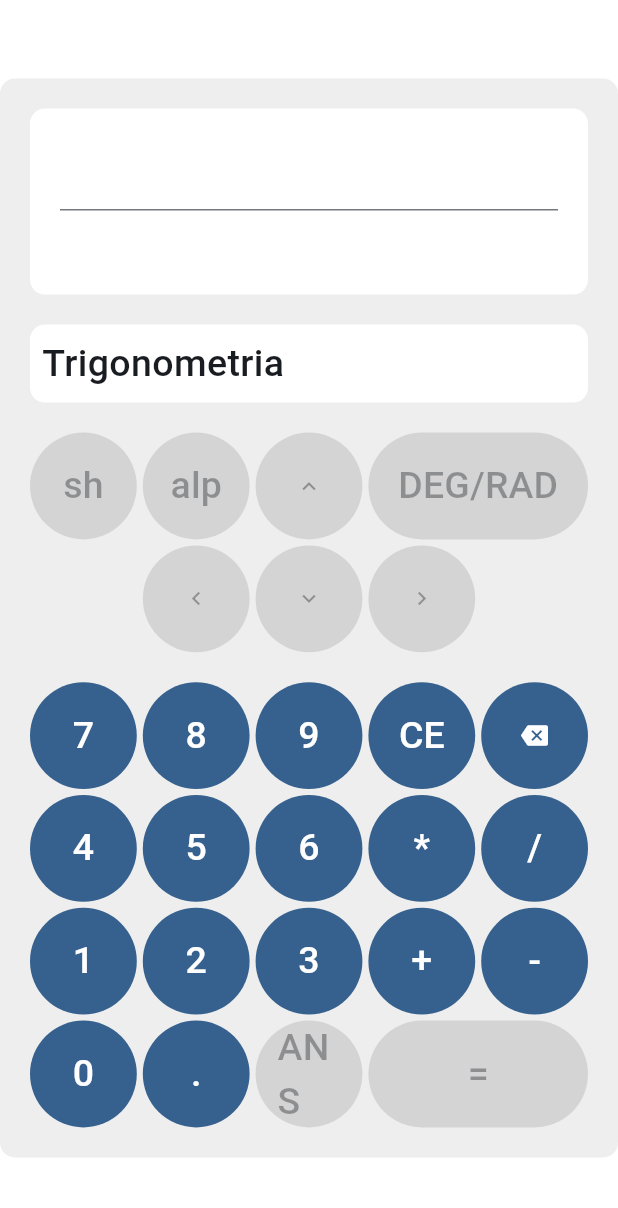
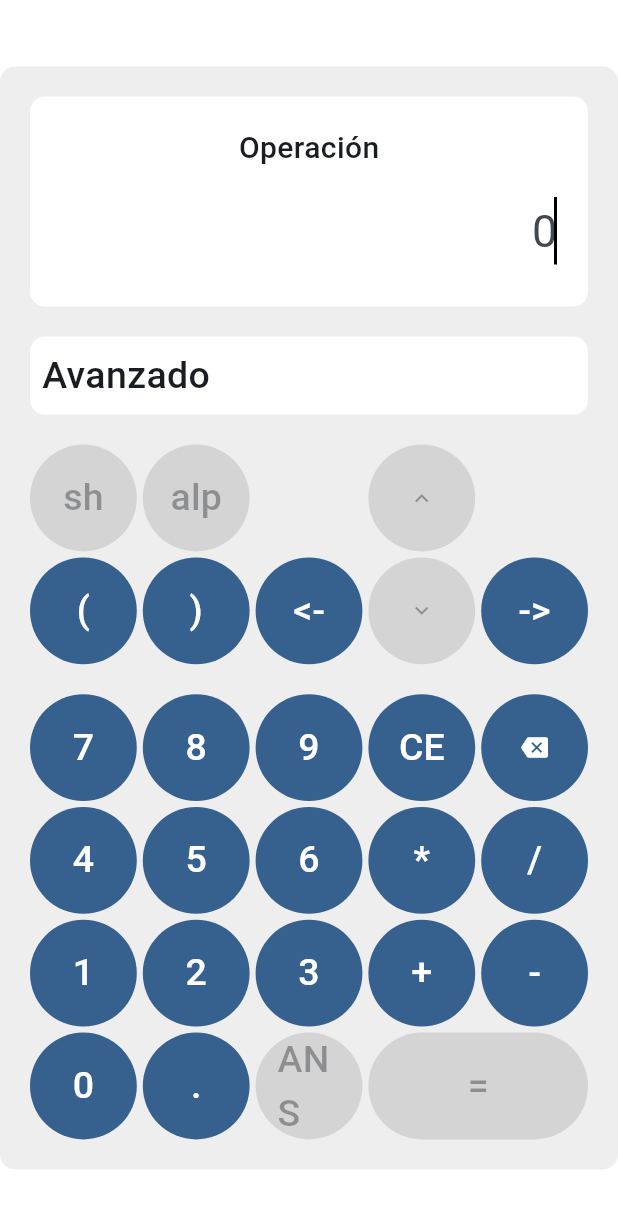
Before and after one commit to Manuel-Alonso-AG/Calculadora-funcional, a Flutter app: the screen it shows after launch, on a phone screen of 412 x 824 dp. Shown: the top 1208 px of the screen. Run offline on Flutter 3.47's test engine with Material 3 defaults, Android fonts, the phone set to English and light mode, and no system bars; our stand-ins replace popover.

```diff
--- a/lib/main.dart
+++ b/lib/main.dart
@@ -1,5 +1,6 @@
 import 'package:calculadora/logic.dart';
 import 'package:flutter/material.dart';
+import 'package:flutter/services.dart';
 import 'package:flutter_staggered_grid_view/flutter_staggered_grid_view.dart';
 import 'package:popover/popover.dart';
 import 'package:provider/provider.dart';
@@ -103,18 +104,24 @@ class TrigonometryCalculatorGrid extends StatelessWidget {
       mainAxisSpacing: 4,
       crossAxisSpacing: 4,
       children: [
+        const StaggeredGridTile.count(
+          crossAxisCellCount: 2,
+          mainAxisCellCount: 1,
+          child: FilledButton(
+            onPressed: null,
+            child: Text('DEG/RAD'),
+          ),
+        ),
+        _disabledButton('hyp'),
         _trigButton(context, '^'),
+        _trigButton(context, '√('),
         _actionButton('1/x', (context) => context.read<OperationsProvider>().oneOnX()),
-        _trigButton(context, '√('),
+        _actionButton('+/-', (context) => context.read<OperationsProvider>().changeSing()),
         _trigButton(context, 'log('),
         _trigButton(context, 'ln('),
-        _actionButton('+/-', (context) => context.read<OperationsProvider>().changeSing()),
-        _disabledButton('hyp'),
         _trigButton(context, 'sin('),
         _trigButton(context, 'cos('),
         _trigButton(context, 'tan('),
-        _trigButton(context, '('),
-        _trigButton(context, ')'),
         _trigButton(context, 'sec('),
         _trigButton(context, 'csc('),
         _trigButton(context, 'cot('),
@@ -166,7 +173,6 @@ class CalculatorUX extends StatefulWidget {
 }
 
 class _CalculatorUXState extends State<CalculatorUX> {
-  TextFormField textField = TextFormField();
 
   @override
   Widget build(BuildContext context) {
@@ -184,8 +190,25 @@ class _CalculatorUXState extends State<CalculatorUX> {
           padding: const EdgeInsets.all(20),
           child: Column(
             children: [
-              textField,
-              Text(context.watch<OperationsProvider>().operation),
+              const Text('Operación', style: TextStyle(fontSize: 20)),
+              const SizedBox(height: 10),
+              TextField(
+                controller: context.watch<OperationsProvider>().controller,
+                cursorColor: Colors.black,
+                autofocus: true,
+                showCursor: true,
+                // Como hago que se vea el cursor siempre?
+                readOnly: false,
+                inputFormatters: [
+                  FilteringTextInputFormatter.deny(RegExp('.*')),
+                ],
+                textAlign: TextAlign.right,
+                style: const TextStyle(fontSize: 30),
+                decoration: const InputDecoration(
+                  border: InputBorder.none,
+                  hintText: '0',
+                ),
+              ),
             ],
           ),
         ),
@@ -199,19 +222,19 @@ class _CalculatorUXState extends State<CalculatorUX> {
           alignment: Alignment.centerLeft,
           padding: const EdgeInsets.all(8),
           child: const PopoverButton(
-            label: 'Trigonometria',
+            label: 'Avanzado',
             popoverContent: TrigonometryCalculatorGrid(),
           ),
         ),
         const SizedBox(height: 20),
-        aCalculator(),
+        controlsCalculator(),
         const SizedBox(height: 20),
         normalCalculator(),
       ],
     );
   }
 
-  static StaggeredGrid aCalculator() {
+  static StaggeredGrid controlsCalculator() {
     return StaggeredGrid.count(
       crossAxisCount: 5,
       mainAxisSpacing: 4,
@@ -219,28 +242,22 @@ class _CalculatorUXState extends State<CalculatorUX> {
       children: [
         _disabledButton('sh'),
         _disabledButton('alp'),
-        _disabledButtonIcon(Icons.keyboard_arrow_up),
-        const StaggeredGridTile.count(
-          crossAxisCellCount: 2,
-          mainAxisCellCount: 1,
-          child: FilledButton(
-            onPressed: null,
-            child: Text('DEG/RAD'),
-          ),
-        ),
         StaggeredGridTile.count(
           crossAxisCellCount: 1,
           mainAxisCellCount: 1,
           child: Container(),
         ),
-        _disabledButtonIcon(Icons.keyboard_arrow_left),
-        _disabledButtonIcon(Icons.keyboard_arrow_down),
-        _disabledButtonIcon(Icons.keyboard_arrow_right),
+        _disabledButtonIcon(Icons.keyboard_arrow_up),
         StaggeredGridTile.count(
           crossAxisCellCount: 1,
           mainAxisCellCount: 1,
           child: Container(),
         ),
+        _actionButton('(', (context) => context.read<OperationsProvider>().parenthesis()),
+        _actionButton(')', (context) => context.read<OperationsProvider>().addElement(')')),
+        _actionButton('<-', (context) => context.read<OperationsProvider>().moveCursorLeft()),
+        _disabledButtonIcon(Icons.keyboard_arrow_down),
+        _actionButton('->', (context) => context.read<OperationsProvider>().moveCursorRight()),
       ],
     );
   }
```
Also changed, not shown: lib/logic.dart (+68 -22 lines), 1 other file.
